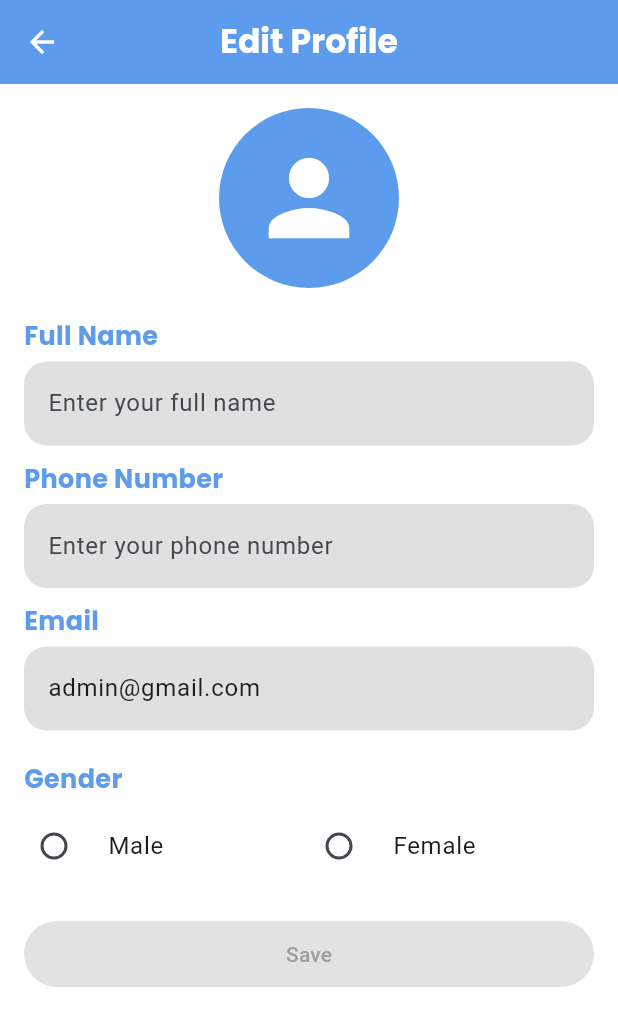
After one commit to MahmoudHassan9/flutter_project, a Flutter app: the UserHomeView screen opened directly, item 3 of the bottom bar chosen, after a tap on "Edit Profile", on a phone screen of 412 x 824 dp. The commit adds this screen. Shown: the top 1026 px of the screen. Run offline on Flutter 3.47's test engine with Material 3 defaults, Android fonts, the phone set to English and light mode, and no system bars; our stand-ins replace google_fonts; accounts and stored records are empty.

Commit message:
pushed project

```diff
--- a/lib/features/auth/data/models/user_dm.dart
+++ b/lib/features/auth/data/models/user_dm.dart
@@ -20,6 +20,10 @@ class UserDM {
 
   // Static list of users
   static final List<UserDM> users = [
+    UserDM(
+      email: "admin@gmail.com",
+      password: "admin",
+    ),
   ];
 
   // Add a new user to the static list
--- a/lib/features/auth/ui/widgets/title_and_text_form_field.dart
+++ b/lib/features/auth/ui/widgets/title_and_text_form_field.dart
@@ -13,6 +13,7 @@ class TitleAndTextFormField extends StatelessWidget {
     this.isObscure = false,
     this.maxLines,
     this.enabled = true,
+    this.filledColor,
   });
 
   final TextEditingController controller;
@@ -22,6 +23,7 @@ class TitleAndTextFormField extends StatelessWidget {
   final bool isObscure;
   final int? maxLines;
   final bool enabled;
+  final Color? filledColor;
 
   @override
   Widget build(BuildContext context) {
@@ -44,6 +46,7 @@ class TitleAndTextFormField extends StatelessWidget {
           validator: validator,
           obscureText: isObscure,
           maxLines: maxLines ?? 1,
+          filledColor: filledColor,
         ),
         const SizedBox(
           height: 10,
--- a/lib/features/user_home/ui/user_home_view.dart
+++ b/lib/features/user_home/ui/user_home_view.dart
@@ -1,6 +1,6 @@
 import 'package:flutter/material.dart';
-import 'package:software_task/features/admin_home/ui/widgets/rooms_list_view.dart';
 import 'package:software_task/features/user_home/ui/widgets/booking_list_tab.dart';
+import 'package:software_task/features/user_home/ui/widgets/profile_tab.dart';
 import 'package:software_task/features/user_home/ui/widgets/rooms_tab.dart';
 
 class UserHomeView extends StatefulWidget {
@@ -13,9 +13,10 @@ class UserHomeView extends StatefulWidget {
 class _UserHomeViewState extends State<UserHomeView> {
   int _selectedIndex = 0;
 
-  final List<Widget> _pages =const [
+  final List<Widget> _pages = const [
     RoomsTab(),
     BookingListTab(),
+    ProfileTab(),
   ];
 
   void _onItemTapped(int index) {
@@ -29,7 +30,11 @@ class _UserHomeViewState extends State<UserHomeView> {
     return Scaffold(
       appBar: AppBar(
         title: Text(
-          _selectedIndex == 0 ? 'Rooms' : 'Booking List',
+          _selectedIndex == 0
+              ? 'Rooms'
+              : _selectedIndex == 1
+                  ? 'Booking List'
+                  : 'Profile',
         ),
       ),
       body: _pages[_selectedIndex],
@@ -43,6 +48,10 @@ class _UserHomeViewState extends State<UserHomeView> {
             icon: Icon(Icons.book),
             label: 'Booking List',
           ),
+          BottomNavigationBarItem(
+            icon: Icon(Icons.person),
+            label: 'Profile',
+          ),
         ],
         currentIndex: _selectedIndex,
         selectedItemColor: Theme.of(context).primaryColor,
--- /dev/null
+++ b/lib/features/user_home/ui/widgets/edit_profile_screen.dart
@@ -0,0 +1,290 @@
+import 'package:flutter/material.dart';
+import 'package:software_task/core/utils/extensions/validate_ex.dart';
+import 'package:software_task/features/auth/data/models/user_dm.dart';
+import '../../../../core/utils/app_colors.dart';
+import '../../../../core/utils/app_dialogs.dart';
+import '../../../../core/utils/app_syles.dart';
+import '../../../auth/ui/widgets/title_and_text_form_field.dart';
+
+class EditProfileScreen extends StatefulWidget {
+  final UserDM user;
+
+  const EditProfileScreen({super.key, required this.user});
+
+  @override
+  State<EditProfileScreen> createState() => _EditProfileScreenState();
+}
+
+class _EditProfileScreenState extends State<EditProfileScreen> {
+  late TextEditingController fullNameController;
+  late TextEditingController phoneNumberController;
+  late TextEditingController emailController;
+  String? selectedGender;
+  GlobalKey<FormState> formKey = GlobalKey();
+
+  // Track changed fields
+  bool isFullNameChanged = false;
+  bool isPhoneNumberChanged = false;
+  bool isEmailChanged = false;
+  bool isGenderChanged = false;
+
+  @override
+  void initState() {
+    super.initState();
+    fullNameController = TextEditingController(text: widget.user.fullName);
+    phoneNumberController = TextEditingController(text: widget.user.phoneNumber);
+    emailController = TextEditingController(text: widget.user.email);
+    selectedGender = widget.user.gender;
+
+    // Add listeners to detect changes
+    fullNameController.addListener(() {
+      setState(() {
+        isFullNameChanged = fullNameController.text != widget.user.fullName;
+      });
+    });
+
+    phoneNumberController.addListener(() {
+      setState(() {
+        isPhoneNumberChanged = phoneNumberController.text != widget.user.phoneNumber;
+      });
+    });
+
+    emailController.addListener(() {
+      setState(() {
+        isEmailChanged = emailController.text != widget.user.email;
+      });
+    });
+  }
+
+  @override
+  void dispose() {
+    fullNameController.dispose();
+    phoneNumberController.dispose();
+    emailController.dispose();
+    super.dispose();
+  }
+
+  void _saveProfile() {
+    if (!formKey.currentState!.validate()) return;
+
+    if (selectedGender == null) {
+      AppDialogs.showMessage(
+        context,
+        message: 'Please select your gender',
+        color: Colors.red,
+      );
+      return;
+    }
+
+    // Check if anything has changed
+    bool hasChanges = isFullNameChanged ||
+        isPhoneNumberChanged ||
+        isEmailChanged ||
+        isGenderChanged;
+
+    if (!hasChanges) {
+      AppDialogs.showMessage(
+        context,
+        message: 'No changes to save',
+        color: AppColors.blue,
+      );
+      return;
+    }
+
+    // Check if email already exists for other users
+    final isEmailExistForOthers = UserDM.users.any((user) =>
+      user.email == emailController.text && user.id != widget.user.id);
+
+    if (isEmailExistForOthers) {
+      AppDialogs.showMessage(
+        context,
+        message: 'Email already exists',
+        color: Colors.red,
+      );
+      return;
+    }
+
+    // Create updated user
+    final updatedUser = UserDM(
+      id: widget.user.id,
+      fullName: fullNameController.text,
+      phoneNumber: phoneNumberController.text,
+      email: emailController.text,
+      password: widget.user.password,
+      gender: selectedGender!,
+    );
+
+    // Update user in static list
+    UserDM.updateUser(updatedUser);
+
+    // Update current user email if it has changed
+    if (widget.user.email != emailController.text) {
+      UserDM.currentUserEmail = emailController.text;
+    }
+
+    // Show success message
+    AppDialogs.showMessage(
+      context,
+      message: 'Profile updated successfully',
+      color: Colors.green,
+    );
+
+    // Navigate back
+    Navigator.pop(context, true);
+  }
+
+  @override
+  Widget build(BuildContext context) {
+    return Scaffold(
+      appBar: AppBar(
+        iconTheme: const IconThemeData(
+          color: Colors.white,
+        ),
+        backgroundColor: AppColors.blue,
+        centerTitle: true,
+        title: Text(
+          'Edit Profile',
+          style: AppStyles.appBar,
+        ),
+      ),
+      body: SingleChildScrollView(
+        child: Padding(
+          padding: const EdgeInsets.all(16.0),
+          child: Form(
+            key: formKey,
+            child: Column(
+              crossAxisAlignment: CrossAxisAlignment.start,
+              children: [
+                const Center(
+                  child: CircleAvatar(
+                    radius: 60,
+                    backgroundColor: AppColors.blue,
+                    child: Icon(
+                      Icons.person,
+                      size: 80,
+                      color: Colors.white,
+                    ),
+                  ),
+                ),
+                const SizedBox(height: 20),
+                TitleAndTextFormField(
+                  controller: fullNameController,
+                  title: 'Full Name',
+                  hint: 'Enter your full name',
+                  filledColor: isFullNameChanged ? Colors.blue.withOpacity(0.1) : null,
+                  validator: (input) {
+                    if (input == null || input.trim().isEmpty) {
+                      return 'Full name is required';
+                    }
+                    if (input.length < 3) {
+                      return 'Name must be at least 3 characters';
+                    }
+                    return null;
+                  },
+                ),
+                TitleAndTextFormField(
+                  controller: phoneNumberController,
+                  title: 'Phone Number',
+                  hint: 'Enter your phone number',
+                  filledColor: isPhoneNumberChanged ? Colors.blue.withOpacity(0.1) : null,
+                  validator: (input) {
+                    if (input == null || input.trim().isEmpty) {
+                      return 'Phone number is required';
+                    }
+                    if (input.length < 10) {
+                      return 'Please enter a valid phone number';
+                    }
+                    return null;
+                  },
+                ),
+                TitleAndTextFormField(
+                  controller: emailController,
+                  title: 'Email',
+                  hint: 'Enter your email',
+                  filledColor: isEmailChanged ? Colors.blue.withOpacity(0.1) : null,
+                  validator: (input) {
+                    if (input == null || input.trim().isEmpty) {
+                      return 'Email is required';
+                    }
+                    if (!input.validate) {
+                      return 'Please enter a valid email address';
+                    }
+                    return null;
+                  },
+                ),
+                const SizedBox(height: 10),
+                Column(
+                  crossAxisAlignment: CrossAxisAlignment.start,
+                  children: [
+                    Text(
+                      'Gender',
+                      style: AppStyles.settingsTabLabel.copyWith(
+                        color: AppColors.blue,
+                      ),
+                    ),
+                    const SizedBox(height: 5),
+                    Container(
+                      decoration: BoxDecoration(
+                        color: isGenderChanged ? Colors.blue.withOpacity(0.1) : Colors.transparent,
+                        borderRadius: BorderRadius.circular(15),
+                      ),
+                      child: Row(
+                        children: [
+                          Expanded(
+                            child: RadioListTile<String>(
+                              title: const Text('Male'),
+                              value: 'Male',
+                              groupValue: selectedGender,
+                              onChanged: (value) {
+                                setState(() {
+                                  selectedGender = value;
+                                  isGenderChanged = value != widget.user.gender;
+                                });
+                              },
+                              contentPadding: EdgeInsets.zero,
+                            ),
+                          ),
+                          Expanded(
+                            child: RadioListTile<String>(
+                              title: const Text('Female'),
+                              value: 'Female',
+                              groupValue: selectedGender,
+                              onChanged: (value) {
+                                setState(() {
+                                  selectedGender = value;
+                                  isGenderChanged = value != widget.user.gender;
+                                });
+                              },
+                              contentPadding: EdgeInsets.zero,
+                            ),
+                          ),
+                        ],
+                      ),
+                    ),
+                  ],
+                ),
+                const SizedBox(height: 20),
+                SizedBox(
+                  width: double.infinity,
+                  child: ElevatedButton(
+                    style: ElevatedButton.styleFrom(
+                      backgroundColor: AppColors.blue,
+                      foregroundColor: Colors.white,
+                      padding: const EdgeInsets.symmetric(vertical: 12),
+                      disabledBackgroundColor: Colors.grey.withOpacity(0.3),
+                      disabledForegroundColor: Colors.grey,
+                    ),
+                    onPressed: isFullNameChanged || isPhoneNumberChanged || isEmailChanged || isGenderChanged
+                        ? _saveProfile
+                        : null,
+                    child: const Text('Save'),
+                  ),
+                ),
+              ],
+            ),
+          ),
+        ),
+      ),
+    );
+  }
+}
--- /dev/null
+++ b/lib/features/user_home/ui/widgets/profile_tab.dart
@@ -0,0 +1,171 @@
+import 'package:flutter/material.dart';
+import 'package:software_task/features/auth/data/models/user_dm.dart';
+import '../../../../core/utils/app_colors.dart';
+import '../../../../core/utils/app_dialogs.dart';
+import '../../../auth/ui/login/view/login_view.dart';
+import '../../../auth/ui/widgets/custom_button.dart';
+import 'edit_profile_screen.dart';
+
+class ProfileTab extends StatefulWidget {
+  const ProfileTab({super.key});
+
+  @override
+  State<ProfileTab> createState() => _ProfileTabState();
+}
+
+class _ProfileTabState extends State<ProfileTab> {
+  UserDM? currentUser;
+
+  @override
+  void initState() {
+    super.initState();
+    currentUser = UserDM.getCurrentUser();
+  }
+
+  @override
+  Widget build(BuildContext context) {
+    if (currentUser == null) {
+      return const Center(
+        child: Text(
+          'Please login to view your profile',
+          style: TextStyle(
+            fontSize: 18,
+            fontWeight: FontWeight.w500,
+          ),
+        ),
+      );
+    }
+
+    return SingleChildScrollView(
+      padding: const EdgeInsets.all(16),
+      child: Column(
+        crossAxisAlignment: CrossAxisAlignment.center,
+        children: [
+          const CircleAvatar(
+            radius: 60,
+            backgroundColor: AppColors.blue,
+            child: Icon(
+              Icons.person,
+              size: 80,
+              color: Colors.white,
+            ),
+          ),
+          const SizedBox(height: 20),
+          Container(
+            margin: EdgeInsets.zero,
+            decoration: BoxDecoration(
+              borderRadius: BorderRadius.circular(12),
+              color: AppColors.blue.withOpacity(0.2),
+            ),
+            child: Padding(
+              padding: const EdgeInsets.all(16),
+              child: Column(
+                crossAxisAlignment: CrossAxisAlignment.start,
+                children: [
+                  _buildProfileInfo('Full Name', currentUser!.fullName),
+                  const Divider(),
+                  _buildProfileInfo('Email', currentUser!.email),
+                  const Divider(),
+                  _buildProfileInfo('Phone', currentUser!.phoneNumber),
+                  const Divider(),
+                  _buildProfileInfo('Gender', currentUser!.gender),
+                ],
+              ),
+            ),
+          ),
+          const SizedBox(height: 20),
+          SizedBox(
+            width: double.infinity,
+            child: CustomButton(
+              text: "Edit Profile",
+              color: AppColors.blue,
+              onPressed: _editProfile,
+            ),
+          ),
+          const SizedBox(height: 12),
+          SizedBox(
+            width: double.infinity,
+            child: CustomButton(
+              text: "Logout",
+              color: AppColors.red,
+              onPressed: _logout,
+            ),
+          ),
+        ],
+      ),
+    );
+  }
+
+  Widget _buildProfileInfo(String label, String? value) {
+    return Padding(
+      padding: const EdgeInsets.symmetric(vertical: 8),
+      child: Column(
+        crossAxisAlignment: CrossAxisAlignment.start,
+        children: [
+          Text(
+            label,
+            style: const TextStyle(
+              color: Colors.grey,
+              fontSize: 14,
+            ),
+          ),
+          const SizedBox(height: 4),
+          Text(
+            value ?? 'Not provided',
+            style: const TextStyle(
+              fontSize: 16,
+              fontWeight: FontWeight.w500,
+            ),
+          ),
+        ],
+      ),
+    );
+  }
+
+  void _editProfile() {
+    Navigator.push(
+      context,
+      MaterialPageRoute(
+        builder: (context) => EditProfileScreen(user: currentUser!),
+      ),
+    ).then((result) {
+      // Refresh profile data if changes were made
+      if (result == true) {
+        setState(() {
+          currentUser = UserDM.getCurrentUser();
+        });
+      }
+    });
+  }
+
+  void _logout() {
+    showDialog(
+      context: context,
+      builder: (context) => AlertDialog(
+        title: const Text('Logout'),
+        content: const Text('Are you sure you want to logout?'),
+        actions: [
+          TextButton(
+            onPressed: () => Navigator.pop(context),
+            child: const Text('Cancel'),
+          ),
+          TextButton(
+            onPressed: () {
+              // Clear current user email
+              UserDM.currentUserEmail = null;
+              // Navigate to login screen
+              Navigator.pop(context); // Close dialog
+              Navigator.pushReplacement(
+                context,
+                MaterialPageRoute(
+                  builder: (context) => const LoginView(),
+                ),
+              );
+            },
+            child: const Text('Logout', style: TextStyle(color: Colors.red)),
+          ),
+        ],
+      ),
+    );
+  }
+}
--- a/lib/features/user_home/ui/widgets/rooms_tab.dart
+++ b/lib/features/user_home/ui/widgets/rooms_tab.dart
@@ -35,7 +35,11 @@ class _RoomsTabState extends State<RoomsTab> {
       itemCount: rooms.length,
       itemBuilder: (context, index) {
         final room = rooms[index];
-        return Card(
+        return Container(
+          decoration: BoxDecoration(
+            color: AppColors.blue.withOpacity(0.2),
+            borderRadius: BorderRadius.circular(12),
+          ),
           margin: const EdgeInsets.only(bottom: 16),
           child: InkWell(
             onTap: () {
@@ -51,7 +55,7 @@ class _RoomsTabState extends State<RoomsTab> {
               children: [
                 ClipRRect(
                   borderRadius:
-                      const BorderRadius.vertical(top: Radius.circular(4)),
+                      const BorderRadius.vertical(top: Radius.circular(12)),
                   child: Image.asset(
                     AppConstants.roomImage,
                     height: 200,
--- a/lib/main.dart
+++ b/lib/main.dart
@@ -2,6 +2,7 @@ import 'package:flutter/material.dart';
 import 'package:software_task/features/admin_home/ui/admin_home_view.dart';
 import 'package:software_task/features/auth/ui/register/view/register_view.dart';
 import 'core/config/theme/app_theme.dart';
+import 'features/user_home/ui/user_home_view.dart';
 
 void main() async {
   WidgetsFlutterBinding.ensureInitialized();
```
Also changed, not shown: lib/features/admin_home/ui/admin_home_view.dart (+21 -2 lines), lib/features/admin_home/ui/widgets/edit_room_screen.dart (+86 -9 lines), lib/features/admin_home/ui/widgets/room_item.dart (+6 -2 lines), lib/features/admin_home/ui/widgets/rooms_list_view.dart (+2 -9 lines), lib/features/auth/ui/login/view/login_view.dart (+8 -8 lines).
